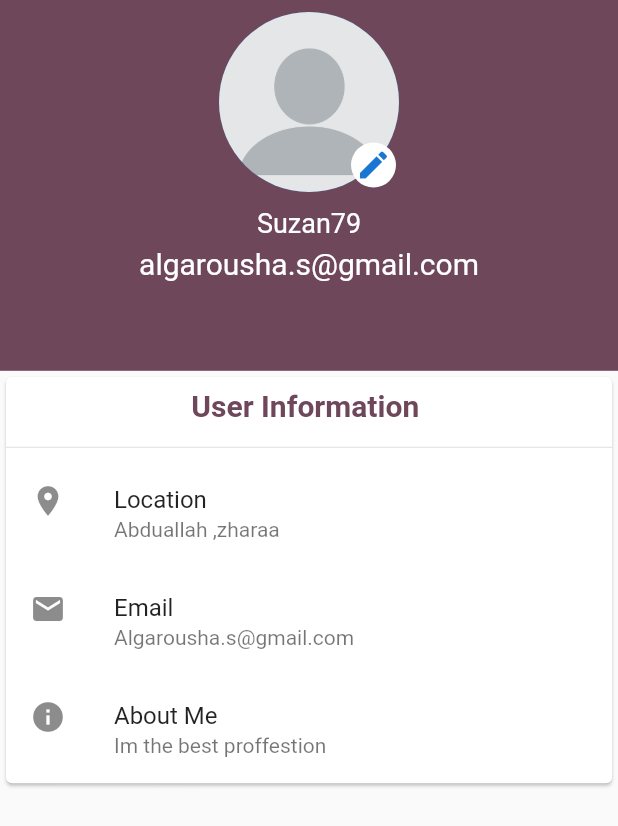
After one commit to suzan9797/helperSN2, a Flutter app: the ProfilePage screen opened by its route, on a phone screen of 412 x 824 dp. The commit adds this screen. Shown: the top 826 px of the screen. Run offline on Flutter 3.47's test engine with Material 2 defaults, Android fonts, the phone set to English and light mode, and no system bars; our stand-ins replace flutter_datetime_picker; Roboto replaces fonts that are missing (YuseiMagic).

Commit message:
profilePIC

```diff
--- /dev/null
+++ b/lib/Screen/profilePage.dart
@@ -0,0 +1,103 @@
+import 'package:flutter/material.dart';
+
+class ProfilePage extends StatefulWidget {
+  @override
+  _ProfilePageState createState() => _ProfilePageState();
+}
+
+class _ProfilePageState extends State<ProfilePage> {
+  @override
+  Widget build(BuildContext context) {
+    return Scaffold(
+      body: ListView(
+        children: <Widget>[
+          Container(
+            color: Color(0xff6e475b),
+            height: MediaQuery.of(context).size.height * 0.3,
+            width: double.infinity,
+            child: Padding(
+              padding: const EdgeInsets.all(8.0),
+              child: Column(
+                children: <Widget>[
+                  Stack(
+                    children: <Widget>[
+                      CircleAvatar(
+                        radius: 60,
+                        backgroundImage:
+                            AssetImage('images/profilePicture.png'),
+                      ),
+                      Positioned(
+                        bottom: 3,
+                        right: 2,
+                        child: CircleAvatar(
+                          backgroundColor: Colors.white,
+                          radius: 15,
+                          child: Icon(Icons.edit),
+                        ),
+                      ),
+                    ],
+                  ),
+                  SizedBox(
+                    height: 10,
+                  ),
+                  Text(
+                    'Suzan79',
+                    style: TextStyle(
+                      fontSize: 18,
+                      color: Colors.white,
+                    ),
+                  ),
+                  SizedBox(
+                    height: 5,
+                  ),
+                  Text(
+                    'algarousha.s@gmail.com',
+                    style: TextStyle(fontSize: 20, color: Colors.white),
+                  ),
+                ],
+              ),
+            ),
+          ),
+          Card(
+            child: Container(
+              child: Column(
+                children: <Widget>[
+                  Padding(
+                    padding: const EdgeInsets.all(8.0),
+                    child: Text(
+                      'User Information ',
+                      style: TextStyle(
+                          fontWeight: FontWeight.bold,
+                          fontSize: 20,
+                          color: Color(0xff6e475b),
+                          fontFamily: 'YuseiMagic'),
+                    ),
+                  ),
+                  Divider(),
+                  ListTile(
+                    title: Text('Location '),
+                    subtitle: Text('Abduallah ,zharaa'),
+                    leading: Icon(Icons.location_on),
+                    onTap: () {},
+                  ),
+                  ListTile(
+                    title: Text('Email '),
+                    subtitle: Text('Algarousha.s@gmail.com'),
+                    leading: Icon(Icons.email),
+                    onTap: () {},
+                  ),
+                  ListTile(
+                    title: Text('About Me'),
+                    subtitle: Text('Im the best proffestion'),
+                    leading: Icon(Icons.info),
+                    onTap: () {},
+                  ),
+                ],
+              ),
+            ),
+          ),
+        ],
+      ),
+    );
+  }
+}
--- a/lib/main.dart
+++ b/lib/main.dart
@@ -16,6 +16,7 @@ import 'Screen/home_tabs/details.dart';
 import 'Screen/home_tabs/electrical.dart';
 import 'Screen/home_tabs/painting.dart';
 import 'Screen/home_tabs/plumbing.dart';
+import 'Screen/profilePage.dart';
 
 void main() {
   runApp(MyApp());
@@ -71,7 +72,10 @@ class MyApp extends StatelessWidget {
         },
         'RentOther': (context) {
           return RentOther();
-        }
+        },
+        'ProfilePage ': (context) {
+          return ProfilePage();
+        },
       },
       theme: AppTheme.appTheme,
       home: OnBoarding(),
--- a/lib/shared_Ui/Products.dart
+++ b/lib/shared_Ui/Products.dart
@@ -49,10 +49,10 @@ class Products extends StatelessWidget {
                                     fontSize: 14, color: Colors.grey[600])),
                           ],
                         ),
-                      )
+                      ),
                     ],
                   )),
-            )
+            ),
           ],
         )),
       ),
--- a/lib/shared_Ui/navigation_drawer.dart
+++ b/lib/shared_Ui/navigation_drawer.dart
@@ -23,20 +23,6 @@ class _MyDrawerState extends State<MyDrawer> {
           ListTile(
             trailing: Icon(Icons.chevron_right, color: Colors.grey),
             title: Text(
-              ('Gategory'),
-              semanticsLabel: ('MY Order'),
-              style: TextStyle(fontSize: 18),
-            ),
-            leading: Icon(
-              Icons.home_repair_service_sharp,
-              color: Color(0xff6e475b),
-              size: 25,
-            ),
-            onTap: () {},
-          ),
-          ListTile(
-            trailing: Icon(Icons.chevron_right, color: Colors.grey),
-            title: Text(
               ('Home Page'),
               style: TextStyle(fontSize: 18),
             ),
@@ -47,6 +33,21 @@ class _MyDrawerState extends State<MyDrawer> {
             ),
             onTap: () {
               Navigator.of(context).pushNamed('home');
+            },
+          ),
+          ListTile(
+            trailing: Icon(Icons.chevron_right, color: Colors.grey),
+            title: Text(
+              ('Profile'),
+              style: TextStyle(fontSize: 18),
+            ),
+            leading: Icon(
+              Icons.person,
+              color: Color(0xff6e475b),
+              size: 25,
+            ),
+            onTap: () {
+              Navigator.of(context).pushNamed('ProfilePage ');
             },
           ),
           ListTile(
--- a/pubspec.yaml
+++ b/pubspec.yaml
@@ -67,7 +67,8 @@ flutter:
       - images/tools-and-utensils.png
       - images/farmer.png
       - images/pro.png
-      - images/
+      - images/speaker.jpg
+      - images/profilePicture.png
   #   - images/a_dot_ham.jpeg
 
   fonts:
```
Also changed, not shown: images/profilePicture.png (added).
